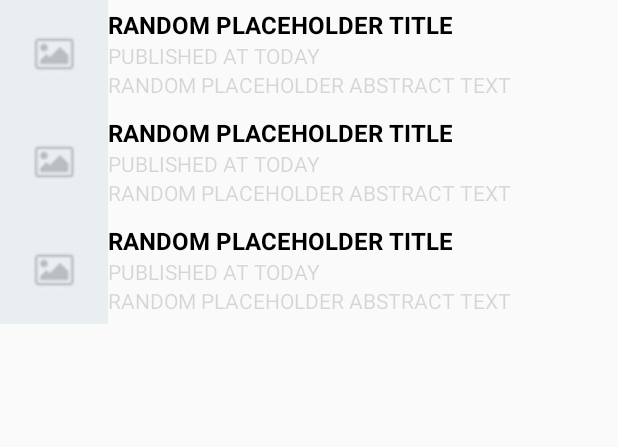
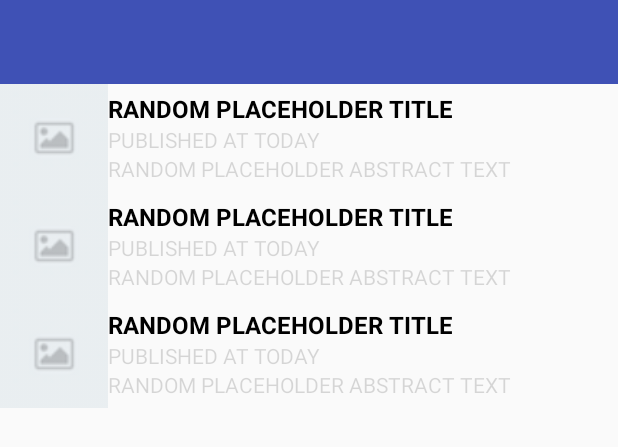
Before and after one commit to bkoruznjak/FunTimes, an Android app: the layout activity_main.xml on its own in the app's theme, with its tools: preview values and no code run, on a phone screen of 412 x 824 dp. Shown: the top 447 px of the screen. Run offline under Robolectric (Android 15) with nearby library versions, the phone set to English and light mode, and no system bars.

```diff
--- a/app/src/main/java/bkoruznjak/from/hr/funtimes/news/NewsActivityPresenter.java
+++ b/app/src/main/java/bkoruznjak/from/hr/funtimes/news/NewsActivityPresenter.java
@@ -64,6 +64,7 @@ public class NewsActivityPresenter implements NewsActivityMVP.Presenter {
 
     @Override
     public void fetchMoreData(int pageNumber) {
+        mNewsView.showSnackbar("Fetching more news");
         subscription = mRepositoryModel.newResults(pageNumber).subscribeOn(Schedulers.io()).observeOn(AndroidSchedulers.mainThread()).subscribe(new Observer<ViewModel>() {
             @Override
             public void onCompleted() {
--- a/app/src/main/res/layout/activity_main.xml
+++ b/app/src/main/res/layout/activity_main.xml
@@ -9,15 +9,29 @@
         android:layout_height="match_parent"
         tools:context="bkoruznjak.from.hr.funtimes.news.NewsActivity">
 
+        <android.support.v7.widget.Toolbar
+            android:id="@+id/toolbar"
+            android:layout_width="0dp"
+            android:layout_height="wrap_content"
+            android:background="?attr/colorPrimary"
+            android:minHeight="?attr/actionBarSize"
+            android:theme="?attr/actionBarTheme"
+            app:layout_constraintHorizontal_bias="0.21"
+            app:layout_constraintLeft_toLeftOf="parent"
+            app:layout_constraintRight_toRightOf="parent"
+            app:layout_constraintTop_toTopOf="parent" />
+
         <android.support.v7.widget.RecyclerView
             android:id="@+id/recycler_view"
-            android:layout_width="match_parent"
-            android:layout_height="match_parent"
+            android:layout_width="0dp"
+            android:layout_height="0dp"
             android:scrollbars="vertical"
             app:layout_constraintBottom_toBottomOf="parent"
+            app:layout_constraintHorizontal_bias="0.0"
             app:layout_constraintLeft_toLeftOf="parent"
             app:layout_constraintRight_toRightOf="parent"
-            app:layout_constraintTop_toTopOf="parent"
+            app:layout_constraintTop_toBottomOf="@+id/toolbar"
+            app:layout_constraintVertical_bias="1.0"
             tools:listitem="@layout/article_item" />
     </android.support.constraint.ConstraintLayout>
 </layout>
--- a/app/src/main/res/values/strings.xml
+++ b/app/src/main/res/values/strings.xml
@@ -1,3 +1,5 @@
 <resources>
     <string name="app_name">Fun Times</string>
+    <string name="search">Search</string>
+    <string name="settings">Settings</string>
 </resources>
--- a/app/src/main/res/values/styles.xml
+++ b/app/src/main/res/values/styles.xml
@@ -6,6 +6,8 @@
         <item name="colorPrimary">@color/colorPrimary</item>
         <item name="colorPrimaryDark">@color/colorPrimaryDark</item>
         <item name="colorAccent">@color/colorAccent</item>
+        <item name="windowActionBar">false</item>
+        <item name="windowNoTitle">true</item>
     </style>
 
 </resources>
```
Also changed, not shown: app/src/main/java/bkoruznjak/from/hr/funtimes/news/NewsActivity.java (+47 -0 lines), app/src/main/res/menu/main_menu.xml (added, +12 -0 lines).
